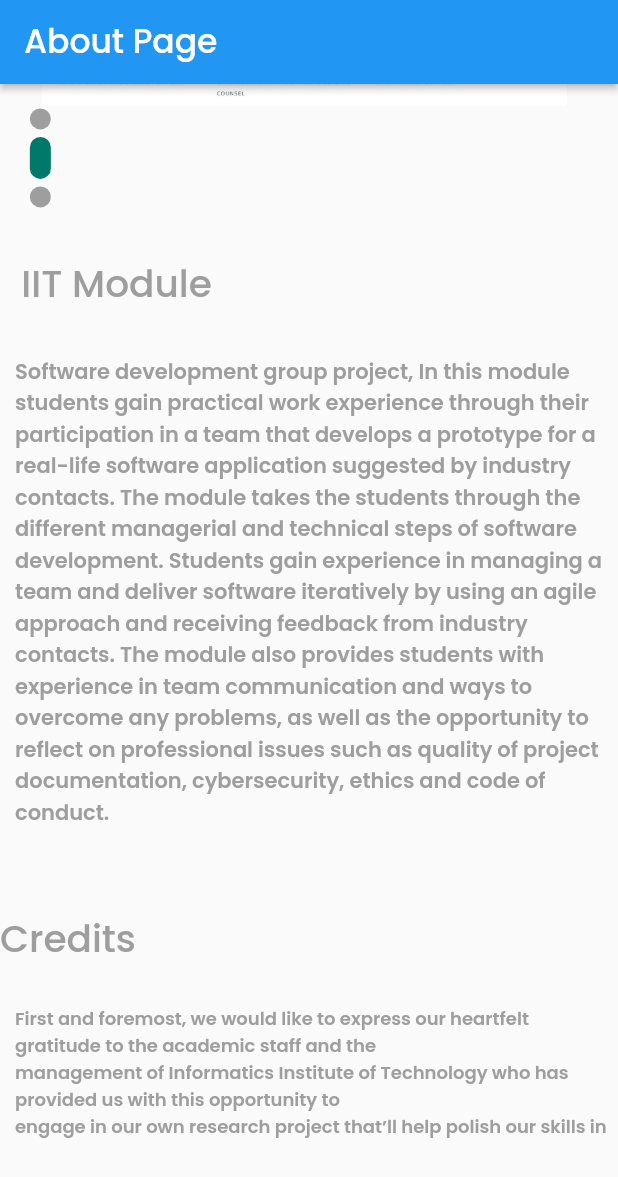
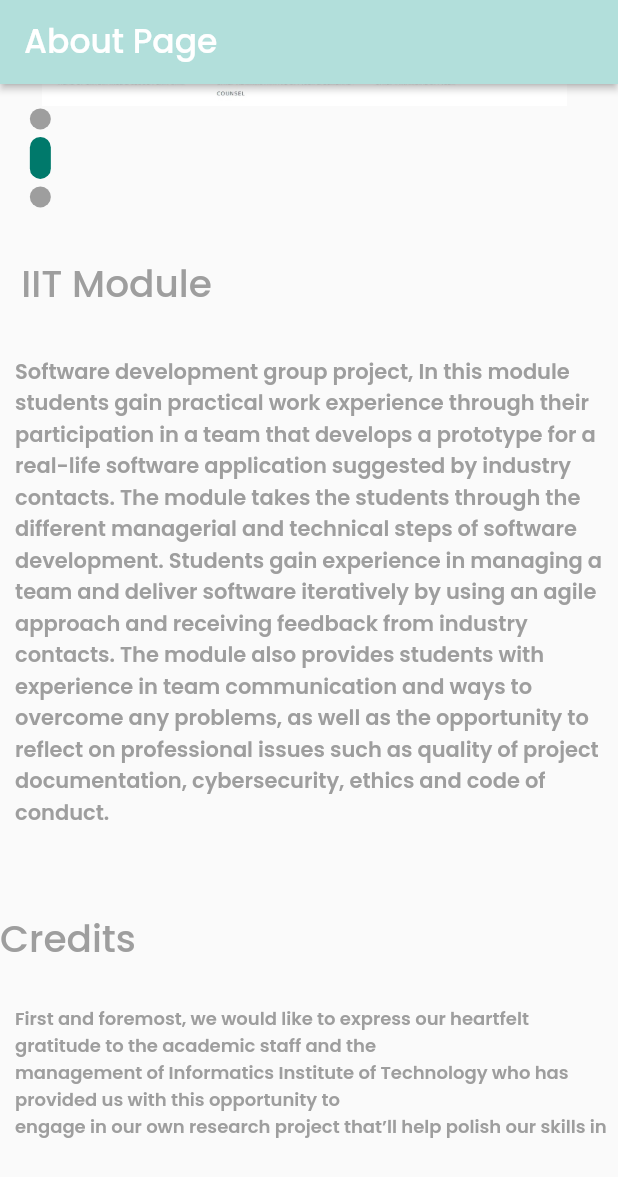
Before and after one commit to IndunilAravinda/IIT-SDGP---EatRight-FLutter-App, a Flutter app: the screen it shows after launch, scrolled down 576 dp, on a phone screen of 412 x 824 dp. Shown: the top 1177 px of the screen. Run offline on Flutter 3.47's test engine with Material 2 defaults, Android fonts, the phone set to English and light mode, and no system bars; drawn by our look-alikes of smooth_page_indicator; our stand-ins replace cloud_firestore, firebase_auth, firebase_core, flutter_svg, shared_preferences and 1 more; missing offline and left inert: dart:ffi; accounts and stored records are empty.

Commit message:
background color

```diff
--- a/lib/screens/aboutUs/about_us.dart
+++ b/lib/screens/aboutUs/about_us.dart
@@ -16,7 +16,7 @@ class _AboutPageWidgetState extends State<AboutPageWidget> {
     return Scaffold(
       key: scaffoldKey,
       appBar: AppBar(
-        //backgroundColor: FlutterFlowTheme.of(context).primaryColor,
+        backgroundColor: Color(0xFFB2DFDB),
         automaticallyImplyLeading: false,
         title: Text(
           'About Page',
```
